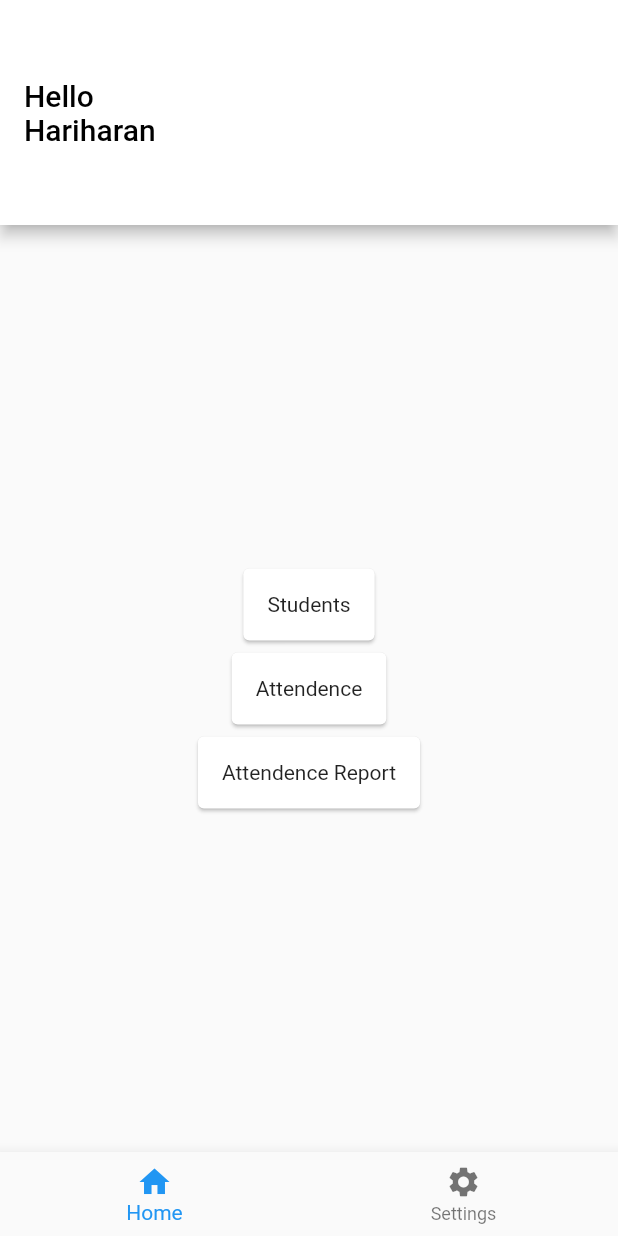
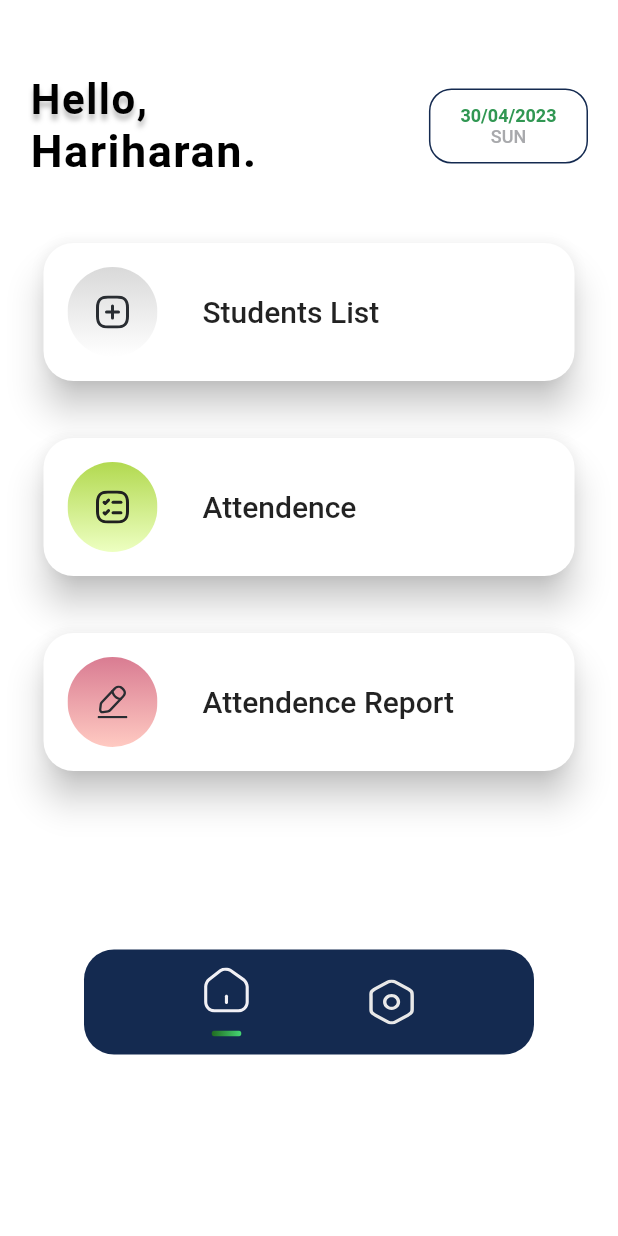
Before and after one commit to Hariharan148/kpr_sports, a Flutter app: the screen it shows after launch, on a phone screen of 412 x 824 dp. Run offline on Flutter 3.47's test engine with Material 2 defaults, Android fonts, the phone set to English and light mode, and no system bars; our stand-ins replace cloud_firestore, firebase_core, firebase_storage, flutter_svg, image_picker; accounts and stored records are empty; Roboto replaces fonts that are missing (Poppins).

Commit message:
Home UI Updated

```diff
--- a/lib/home/home.dart
+++ b/lib/home/home.dart
@@ -1,4 +1,6 @@
 import 'package:flutter/material.dart';
+import 'package:flutter_svg/flutter_svg.dart';
+import 'package:intl/intl.dart';
 
 class HomeScreen extends StatefulWidget {
   const HomeScreen({super.key});
@@ -8,78 +10,216 @@ class HomeScreen extends StatefulWidget {
 }
 
 class _HomeScreenState extends State<HomeScreen> {
+  late DateTime currentDate;
+  late String formatedDate;
+  late String day;
+  bool isHomePage = true;
+  void initState() {
+    currentDate = DateTime.now();
+    formatedDate = DateFormat('dd/MM/yyyy').format(currentDate);
+    day = DateFormat('EEEE').format(currentDate).substring(0, 3).toUpperCase();
+    super.initState();
+  }
+
   @override
   Widget build(BuildContext context) {
-    return Scaffold(
-      appBar: AppBar(
-        toolbarHeight: 150,
-        title: const Text(
-          "Hello\nHariharan",
+    return Container(
+      color: Color.fromRGBO(255, 255, 255, 1.0),
+      child: SafeArea(
+        child: Column(children: [
+          Container(
+            padding: EdgeInsets.only(left: 20, right: 20, top: 50, bottom: 25),
+            child: Row(
+              mainAxisAlignment: MainAxisAlignment.spaceBetween,
+              children: [
+                Column(
+                  crossAxisAlignment: CrossAxisAlignment.start,
+                  children: [
+                    Text(
+                      "Hello,",
                       style: TextStyle(
+                        letterSpacing: 1,
+                        fontSize: 28,
+                        fontWeight: FontWeight.w600,
+                        fontStyle: FontStyle.normal,
+                        decoration: TextDecoration.none,
+                        color: Colors.black,
+                        fontFamily: 'Poppins',
+                        shadows: [
+                          Shadow(
+                            blurRadius: 4,
+                            color: Colors.black.withOpacity(0.25),
+                            offset: const Offset(0, 4),
+                          )
+                        ],
+                      ),
+                    ),
+                    const Text(
+                      "Hariharan.",
+                      style: TextStyle(
+                        letterSpacing: 1,
+                        fontSize: 30,
+                        fontWeight: FontWeight.w600,
+                        fontStyle: FontStyle.normal,
+                        decoration: TextDecoration.none,
                         color: Colors.black,
                         fontFamily: 'Poppins',
                       ),
                     ),
-        backgroundColor: const Color.fromRGBO(255, 255, 255, 1),
+                  ],
                 ),
-      body: Center(
+                Container(
+                  padding: EdgeInsets.symmetric(horizontal: 20, vertical: 10),
+                  alignment: Alignment.center,
+                  decoration: BoxDecoration(
+                    border: Border.all(
+                        color: Color.fromRGBO(20, 42, 80, 1), width: 1),
+                    borderRadius: BorderRadius.circular(15),
+                  ),
                   child: Column(
-        mainAxisAlignment: MainAxisAlignment.center,
-        children: <Widget>[
-          // GestureDetector(
-          //   onTap: () {
-          //     Navigator.pushNamed(context, "/students");
-          //   },
-          //   child: Card(
-          //     child: Container(
-          //       padding: const EdgeInsets.all(16.0),
-          //       child: const Text("Students"),
-          //     ),
-          //   ),
-          // ),
-          // GestureDetector(
-          //   onTap: () {
-          //     Navigator.pushNamed(context, "/attendance");
-          //   },
-          //   child: Card(
-          //     child: Container(
-          //       padding: const EdgeInsets.all(16.0),
-          //       child: const Text("Attendence"),
-          //     ),
-          //   ),
-          // ),
-          // GestureDetector(
-          //   onTap: () {
-          //     Navigator.pushNamed(context, "/report");
-          //   },
-          //   child: Card(
-          //     child: Container(
-          //       padding: const EdgeInsets.all(16.0),
-          //       child: const Text("Attendence Report"),
-          //     ),
-          //   ),
-          // )
-          _buildMenuCard("Students", "/students", context),
-          _buildMenuCard("Attendence", "/attendance", context),
-          _buildMenuCard("Attendence Report", "/report", context)
+                    children: [
+                      Text(
+                        "$formatedDate",
+                        style: const TextStyle(
+                          fontSize: 12,
+                          decoration: TextDecoration.none,
+                          color: Color.fromRGBO(49, 151, 83, 1),
+                          fontStyle: FontStyle.normal,
+                          fontFamily: 'Poppins',
+                          fontWeight: FontWeight.w600,
+                        ),
+                      ),
+                      Text(
+                        "${day}",
+                        style: const TextStyle(
+                            fontSize: 12,
+                            decoration: TextDecoration.none,
+                            color: Color.fromRGBO(168, 169, 172, 1),
+                            fontStyle: FontStyle.normal,
+                            fontFamily: 'Poppins',
+                            fontWeight: FontWeight.w500),
+                      ),
                     ],
-      )),
-      bottomNavigationBar: BottomNavigationBar(items: const [
-        BottomNavigationBarItem(icon: Icon(Icons.home), label: "Home"),
-        BottomNavigationBarItem(icon: Icon(Icons.settings), label: "Settings")
+                  ),
+                )
+              ],
+            ),
+          ),
+          _buildMenuCard("Students List", "/students", context,
+              "assets/Home/add_background.svg", "assets/Home/add.svg"),
+          _buildMenuCard(
+              "Attendence",
+              "/attendance",
+              context,
+              "assets/Home/attendance_background.svg",
+              "assets/Home/attendance.svg"),
+          _buildMenuCard("Attendence Report", "/report", context,
+              "assets/Home/report_background.svg", "assets/Home/report.svg"),
+          SizedBox(
+            height: 100,
+          ),
+          Container(
+              // color: Color.fromRGBO(20, 42, 80, 1),
+              // padding: EdgeInsets.symmetric(vertical: 1000),
+              height: 70,
+              width: 300,
+              // color: Color.fromRGBO(20, 42, 80, 1),
+              decoration: BoxDecoration(
+                  borderRadius: BorderRadius.circular(20),
+                  color: Color.fromRGBO(20, 42, 80, 1)),
+              child: Row(
+                mainAxisAlignment: MainAxisAlignment.spaceEvenly,
+                children: [
+                  GestureDetector(
+                    onTap: () {
+                      setState(() {
+                        isHomePage = true;
+                      });
+                    },
+                    child: Column(
+                      mainAxisAlignment: (isHomePage)
+                          ? MainAxisAlignment.spaceEvenly
+                          : MainAxisAlignment.center,
+                      children: [
+                        SvgPicture.asset('assets/Home/home_icon.svg'),
+                        Visibility(
+                            visible: isHomePage,
+                            child:
+                                SvgPicture.asset('assets/Home/select_icon.svg'))
+                      ],
+                    ),
+                  ),
+                  GestureDetector(
+                    onTap: () {
+                      setState(() {
+                        isHomePage = false;
+                      });
+                    },
+                    child: Column(
+                      mainAxisAlignment: (!isHomePage)
+                          ? MainAxisAlignment.spaceEvenly
+                          : MainAxisAlignment.center,
+                      children: [
+                        SvgPicture.asset('assets/Home/settings_icon.svg'),
+                        Visibility(
+                            visible: !isHomePage,
+                            child:
+                                SvgPicture.asset('assets/Home/select_icon.svg'))
+                      ],
+                    ),
+                  )
+                ],
+              ))
         ]),
+      ),
     );
   }
 
-  Widget _buildMenuCard(String title, String routeName, BuildContext context) {
+  // selectPage() {
+  //   if (!isHomePage) {
+  //     return SvgPicture.asset('assets/Home/select_icon.svg');
+  //   } else {
+  //     return Container();
+  //   }
+  // }
+
+  Widget _buildMenuCard(String title, String routeName, BuildContext context,
+      background, mainIcon) {
     return GestureDetector(
       onTap: () {
         Navigator.pushNamed(context, routeName);
       },
+      child: Padding(
+        padding: EdgeInsets.symmetric(horizontal: 25, vertical: 15),
         child: Card(
+          shape: RoundedRectangleBorder(
+            borderRadius: BorderRadius.circular(20),
+            // side: const BorderSide(color: Colors.grey, width: 1),
+          ),
+          elevation: 10,
           child: Container(
             padding: const EdgeInsets.all(16.0),
-          child: Text(title),
+            child: Row(
+              // mainAxisAlignment: MainAxisAlignment.center,
+              children: [
+                Stack(alignment: Alignment.center, children: [
+                  SvgPicture.asset(background),
+                  SvgPicture.asset(mainIcon)
+                ]),
+                Padding(
+                  padding: EdgeInsets.only(left: 30),
+                  child: Text(
+                    title,
+                    style: const TextStyle(
+                        fontFamily: 'Poppins',
+                        fontStyle: FontStyle.normal,
+                        fontWeight: FontWeight.w500,
+                        fontSize: 20),
+                  ),
+                ),
+              ],
+            ),
+          ),
         ),
       ),
     );
```
Also changed, not shown: pubspec.yaml (+11 -1 lines), assets/Home/add.svg (added), assets/Home/add_background.svg (added), assets/Home/attendance.svg (added), assets/Home/attendance_background.svg (added), assets/Home/home_icon.svg (added), assets/Home/report.svg (added), assets/Home/report_background.svg (added), assets/Home/select_icon.svg (added), assets/Home/settings_icon.svg (added), pubspec.lock. Lines whose indentation alone changed are shown as unchanged.
